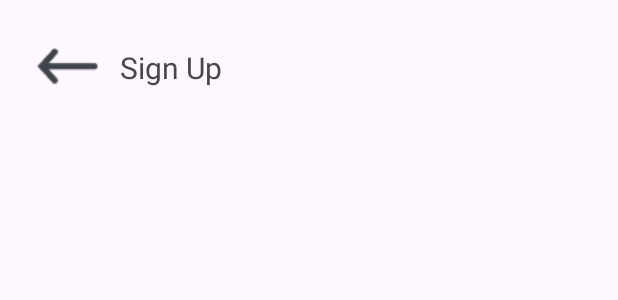
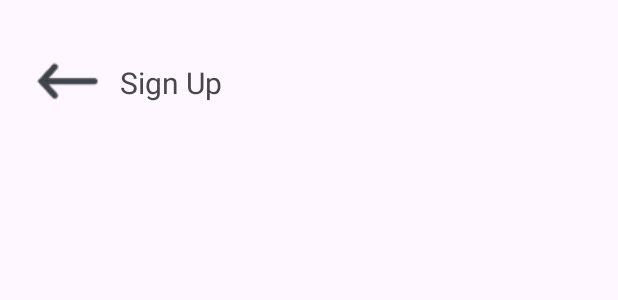
Before and after one commit to Christiannaira/my_mini_brain, an Android app: the layout activity_register.xml on its own in the app's theme, with its tools: preview values and no code run, on a phone screen of 412 x 824 dp. Shown: the top 300 px of the screen. Run offline under Robolectric (Android 15) with nearby library versions, the phone set to English and light mode, and no system bars.

Commit message:
feat&fix: added navigation intitial functionality

```diff
--- a/app/src/main/res/layout/activity_register.xml
+++ b/app/src/main/res/layout/activity_register.xml
@@ -7,10 +7,13 @@
     android:layout_height="match_parent"
     tools:context=".RegisterActivity"
     android:orientation="vertical"
-    android:padding="20dp"
     >
 
     <LinearLayout
+        android:layout_marginTop="30dp"
+        android:layout_marginBottom="30dp"
+        android:layout_marginStart="20dp"
+        android:layout_marginEnd="20dp"
         android:layout_width="match_parent"
         android:layout_height="wrap_content"
         android:orientation="horizontal"
```
Also changed, not shown: app/src/main/java/com/example/myminibrain/RegisterActivity.java (+18 -0 lines), app/src/main/java/com/example/myminibrain/UserStartActivity.java (+7 -2 lines).
